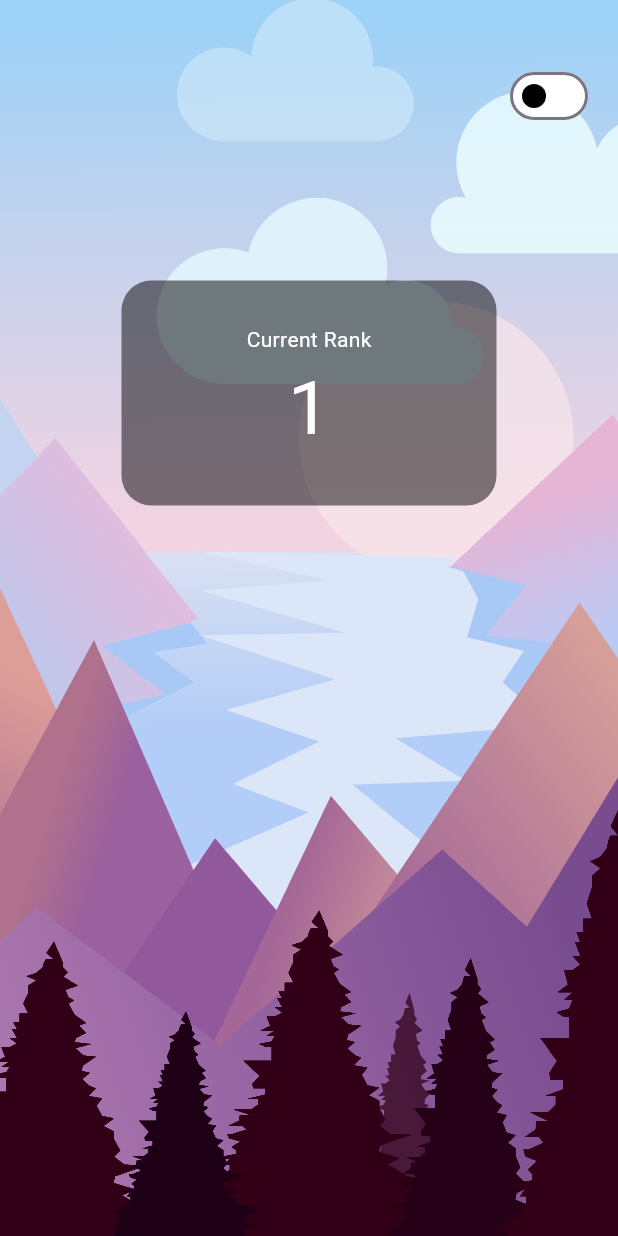
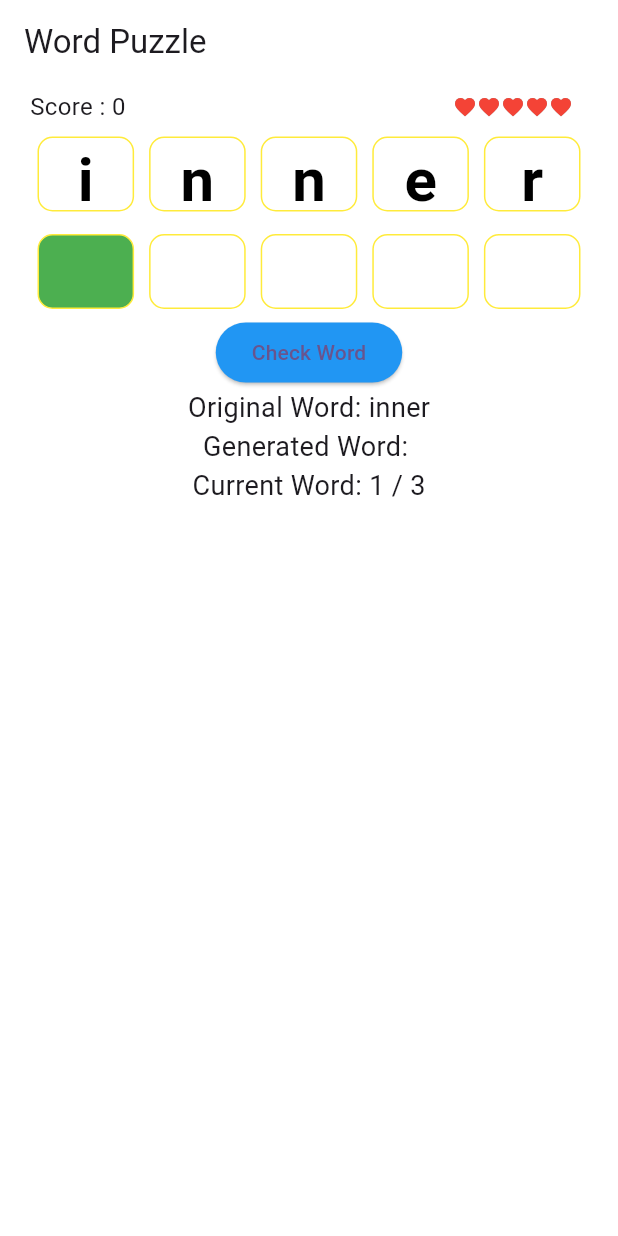
Before and after one commit to NaimurNoyon/Word-Fusion-ProjectV0.2, a Flutter app: the screen it shows after launch, on a phone screen of 412 x 824 dp. Run offline on Flutter 3.47's test engine with Material 3 defaults, Android fonts, the light colour scheme and no system bars; our stand-ins replace lottie.

Commit message:
puzzle_screen

```diff
--- /dev/null
+++ b/lib/Screens/puzzle_screen.dart
@@ -0,0 +1,251 @@
+import 'package:flutter/material.dart';
+
+class AlphabetDragAndDrop extends StatefulWidget {
+  final int coinAmount;
+
+  const AlphabetDragAndDrop({super.key, required this.coinAmount});
+
+  @override
+  _AlphabetDragAndDropState createState() => _AlphabetDragAndDropState();
+}
+
+class _AlphabetDragAndDropState extends State<AlphabetDragAndDrop> {
+  late List<String> wordList;
+  late List<String> word; // Declare word variable here
+  List<String?> containerValues = [];
+  String generatedWord = "";
+  int firstEmptyIndex = 0; // Track the index of the first empty container
+  int currentWordIndex = 0; // Track the current word index
+  int life = 5;
+  int score = 0;
+
+  @override
+  void initState() {
+    super.initState();
+    resetWordList();
+  }
+
+  void resetWordList() {
+    setState(() {
+      wordList = ["inner", "flutter", "dart"]; // Add your list of words here
+      wordList.shuffle(); // Shuffle the list for random order
+      currentWordIndex = 0;
+      resetWord();
+    });
+  }
+
+  void resetWord() {
+    setState(() {
+      String currentWord = wordList[currentWordIndex];
+      word = currentWord.split('');
+      containerValues = List.generate(8, (index) => null);
+      generatedWord = "";
+      firstEmptyIndex = 0;
+    });
+  }
+
+  void nextWord() {
+    if (currentWordIndex < 12 - 1) {
+      currentWordIndex++;
+      resetWord();
+    }
+  }
+
+  void checkWord() {
+    if (currentWordIndex < 12 - 1) {
+      currentWordIndex++;
+      resetWord();
+    }
+  }
+
+  @override
+  Widget build(BuildContext context) {
+    bool isLastWord = currentWordIndex == wordList.length - 1;
+
+    return Scaffold(
+        backgroundColor: Colors.white,
+        appBar: AppBar(
+          backgroundColor: Colors.transparent,
+          elevation: 0,
+          //titleSpacing: -8,
+          iconTheme: const IconThemeData(
+            color: Colors.black,
+          ),
+          title: Text(
+            'Word Puzzle',
+          ),
+        ),
+        body: Column(
+          mainAxisAlignment: MainAxisAlignment.start,
+          children: <Widget>[
+            Padding(
+              padding: const EdgeInsets.symmetric(horizontal: 20.0),
+              child: Row(
+                mainAxisAlignment: MainAxisAlignment.spaceBetween,
+                children: [
+                  Text(
+                    'Score : $score',
+                    style: TextStyle(fontSize: 16),
+                  ),
+                  Stack(
+                    children: [
+                      SizedBox(
+                        height: 30,
+                        width: 90,
+                        child: ListView.builder(
+                            scrollDirection: Axis.horizontal,
+                            itemCount: 5,
+                            itemBuilder: (context, index) {
+                              return Icon(
+                                Icons.favorite,
+                                size: 16,
+                                color: Colors.grey,
+                              );
+                            }),
+                      ),
+                      SizedBox(
+                        height: 30,
+                        width: 90,
+                        child: ListView.builder(
+                            scrollDirection: Axis.horizontal,
+                            itemCount: life,
+                            itemBuilder: (context, index) {
+                              return Icon(
+                                Icons.favorite,
+                                size: 16,
+                                color: Colors.red,
+                              );
+                            }),
+                      ),
+                    ],
+                  )
+                ],
+              ),
+            ),
+            Padding(
+              padding: const EdgeInsets.symmetric(horizontal: 20.0),
+              child: Row(
+                mainAxisAlignment: MainAxisAlignment.spaceBetween,
+                children: word.map((char) {
+                  return Expanded(
+                    child: Draggable<String>(
+                      data: char,
+                      feedback: Material(
+                        borderRadius: BorderRadius.circular(10),
+                        child: Container(
+                          width: 50,
+                          height: 50,
+                          alignment: Alignment.center,
+                          //margin: EdgeInsets.all(5),
+                          decoration: BoxDecoration(
+                            color: Colors.blue.withOpacity(0.5),
+                            borderRadius: BorderRadius.circular(10),
+                          ),
+                          child: Text(
+                            char,
+                            style: TextStyle(fontSize: 24, color: Colors.red),
+                          ),
+                        ),
+                      ),
+                      child: Container(
+                        height: 50,
+                        width: 50,
+                        alignment: Alignment.center,
+                        margin: const EdgeInsets.all(5),
+                        decoration: BoxDecoration(
+                            color: Colors.white,
+                            // Highlight the first empty container
+                            borderRadius: BorderRadius.circular(10),
+                            border: Border.all(color: Colors.yellow)),
+                        child: Text(
+                          char,
+                          style: const TextStyle(
+                              fontSize: 40,
+                              color: Colors.black,
+                              fontWeight: FontWeight.bold),
+                        ),
+                      ),
+                    ),
+                  );
+                }).toList(),
+              ),
+            ),
+            const SizedBox(height: 5),
+            Padding(
+              padding: const EdgeInsets.symmetric(horizontal: 20.0),
+              child: Row(
+                mainAxisAlignment: MainAxisAlignment.center,
+                children: List.generate(word.length, (index) {
+                  return Expanded(
+                    child: DragTarget<String>(
+                      builder: (BuildContext context, List<String?> incoming,
+                          List rejected) {
+                        // Determine if this is the first empty container and style it differently
+                        final isFirstEmpty = index == firstEmptyIndex;
+                        return Container(
+                          height: 50,
+                          width: 50,
+                          alignment: Alignment.center,
+                          margin: EdgeInsets.all(5),
+                          decoration: BoxDecoration(
+                              color: isFirstEmpty ? Colors.green : Colors.white,
+                              // Highlight the first empty container
+                              borderRadius: BorderRadius.circular(10),
+                              border: Border.all(color: Colors.yellow)),
+                          child: Text(
+                            containerValues[index] ?? '',
+                            style: const TextStyle(
+                                fontSize: 40,
+                                color: Colors.black,
+                                fontWeight: FontWeight.bold),
+                          ),
+                        );
+                      },
+                      onWillAccept: (data) {
+                        return true;
+                      },
+                      onAccept: (data) {
+                        setState(() {
+                          containerValues[index] = data;
+                          generatedWord = containerValues
+                              .where((value) => value != null)
+                              .join();
+                          if (containerValues
+                              .indexWhere((value) => value == null) !=
+                              -1) {
+                            // Update the index of the first empty container
+                            firstEmptyIndex = containerValues
+                                .indexWhere((value) => value == null);
+                          }
+                        });
+                      },
+                    ),
+                  );
+                }).toList(),
+              ),
+            ),
+            ElevatedButton(
+              onPressed: () {
+                if ("${wordList[currentWordIndex]}" == "$generatedWord") {
+                  nextWord();
+                } else {
+                  resetWord();
+                }
+              }, // Go to the next word
+              style: ButtonStyle(
+                backgroundColor: MaterialStateProperty.all<Color>(Colors.blue),
+              ),
+              child: Text("Check Word"),
+            ),
+            Text(
+              "Original Word: ${wordList[currentWordIndex]}",
+              style: TextStyle(fontSize: 18),
+            ),
+            Text("Generated Word: $generatedWord",
+                style: TextStyle(fontSize: 18)),
+            Text("Current Word: ${currentWordIndex + 1} / ${wordList.length}",
+                style: TextStyle(fontSize: 18)),
+          ],
+        ));
+  }
+}
--- a/lib/main.dart
+++ b/lib/main.dart
@@ -3,6 +3,8 @@ import 'dart:typed_data';
 import 'package:flutter/material.dart';
 import 'package:flutter/services.dart';
 import 'package:lottie/lottie.dart';
+
+import 'Screens/puzzle_screen.dart';
 
 void main() {
   runApp(const MyApp());
@@ -21,7 +23,7 @@ class MyApp extends StatelessWidget {
         colorScheme: ColorScheme.fromSeed(seedColor: Colors.deepPurple),
         useMaterial3: true,
       ),
-      home: const MyHomePage(title: 'Flutter Demo Home Page'),
+      home: /*const MyHomePage(title: 'Flutter Demo Home Page')*/ AlphabetDragAndDrop(coinAmount: 10,),
     );
   }
 }
```
